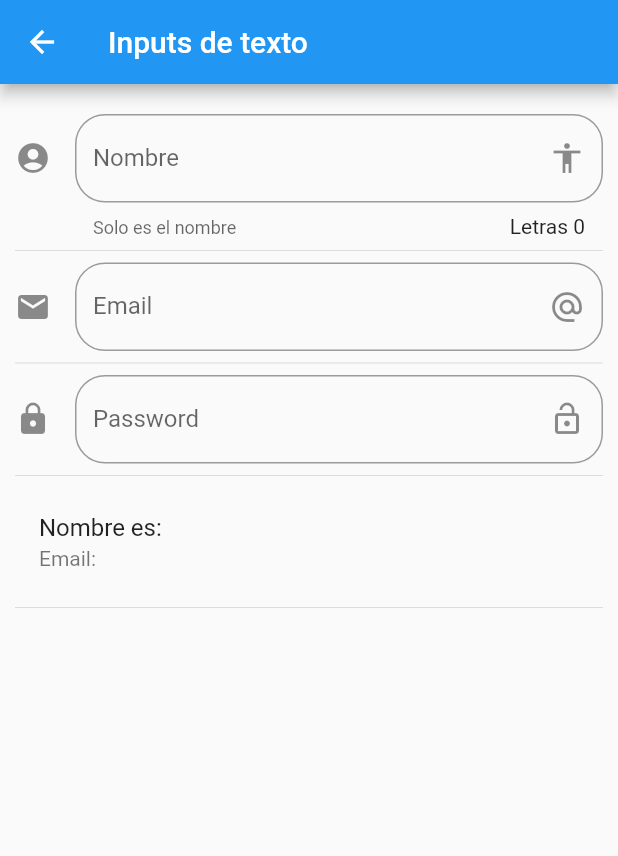
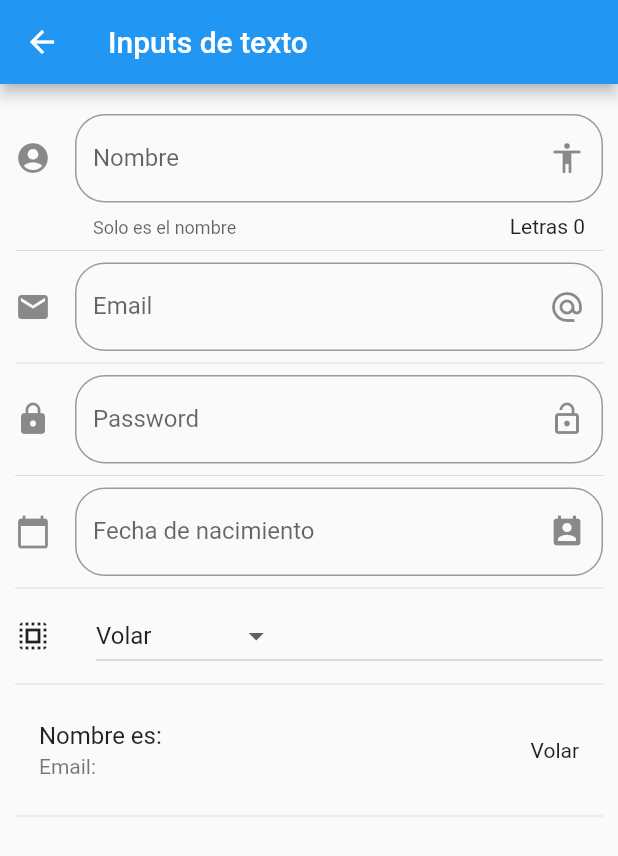
Before and after one commit to nanobot10/flutter, a Flutter app: the screen it shows after launch, after a tap on "Inputs", on a phone screen of 412 x 824 dp. Shown: the top 856 px of the screen. Run offline on Flutter 3.47's test engine with Material 2 defaults, Android fonts, the phone set to English and light mode, and no system bars; network calls fail.

Commit message:
section completed

```diff
--- a/componentes/lib/main.dart
+++ b/componentes/lib/main.dart
@@ -1,6 +1,8 @@
 import 'package:componentes/src/routes/routes.dart';
 import 'package:flutter/material.dart';
+import 'package:flutter_localizations/flutter_localizations.dart';
 import 'package:componentes/src/pages/alert_page.dart';
+
 
 void main() => runApp(MyApp());
 
@@ -8,6 +10,15 @@ class MyApp extends StatelessWidget {
   @override
   Widget build(BuildContext context) {
     return MaterialApp(
+      localizationsDelegates: [
+        GlobalMaterialLocalizations.delegate,
+        GlobalWidgetsLocalizations.delegate,
+        GlobalCupertinoLocalizations.delegate,
+      ],
+      supportedLocales: [
+        const Locale('en','US'),
+        const Locale('es','ES'),
+      ],
       debugShowCheckedModeBanner: false,
       title: 'Material App',
       //home: HomePage(),
--- a/componentes/lib/src/pages/avatar_page.dart
+++ b/componentes/lib/src/pages/avatar_page.dart
@@ -11,7 +11,7 @@ class AvatarPage extends StatelessWidget {
           Container(
             padding: EdgeInsets.all(5.0),
             child: CircleAvatar(
-              backgroundImage: NetworkImage('https://lh3.googleusercontent.com/proxy/76kF06ILLGvKJQIKkdjuBN9rYDIVyc876YOdpVxw2SuYlUkzb4QxtEk18-OUvYmlfzVgJvKr1PIaDe9vdC2bkATbFwVCkmvVzBJqKxyfFovHbit4XQ'),
+              backgroundImage: NetworkImage('https://vectorified.com/images/avatar-icon-png-9.jpg'),
               radius: 25.0,
             ),
           ),
--- a/componentes/lib/src/pages/input_page.dart
+++ b/componentes/lib/src/pages/input_page.dart
@@ -1,3 +1,5 @@
+import 'dart:math';
+
 import 'package:flutter/material.dart';
 
 
@@ -12,6 +14,13 @@ class _InputPageState extends State<InputPage> {
 
   String _nombre = '';
   String _email = '';
+  String _fecha = '';
+  String _opcionSeleccionada = 'Volar';
+
+
+  List<String> _poderes = ['Volar','Rayos X', 'Super Aliento', 'Super Fuerza'];
+
+  TextEditingController _inputFieldDateController = new TextEditingController();
 
   @override
   Widget build(BuildContext context) {
@@ -27,6 +36,10 @@ class _InputPageState extends State<InputPage> {
           _crearEmail(),
           Divider(),
           _crearPassword(),
+          Divider(),
+          _crearFecha(context),
+          Divider(),
+          _crearDropdown(),
           Divider(),
           _crearPersona(),
           Divider(),
@@ -63,6 +76,7 @@ class _InputPageState extends State<InputPage> {
     return ListTile(
       title: Text('Nombre es: $_nombre'),
       subtitle: Text('Email: $_email'),
+      trailing: Text(_opcionSeleccionada),
     );
   }
 
@@ -105,4 +119,76 @@ class _InputPageState extends State<InputPage> {
     );
   }
 
+  Widget _crearFecha(BuildContext context){
+    return TextField(
+      enableInteractiveSelection: false,
+      controller: _inputFieldDateController,
+      decoration: InputDecoration(
+        border: OutlineInputBorder(
+          borderRadius: BorderRadius.circular(20.0)
+        ),
+        hintText: 'Fecha de nacimiento',
+        labelText: 'Fecha de nacimiento',
+        suffixIcon: Icon(Icons.perm_contact_calendar),
+        icon: Icon(Icons.calendar_today)
+      ),
+      onTap:  () {
+        FocusScope.of(context).requestFocus(new FocusNode());
+        _selectDate(context);
+      }
+      ,
+    );
+  }
+
+  _selectDate(BuildContext context) async{
+    DateTime picked =await showDatePicker(
+      context: context,
+      initialDate: new DateTime.now(),
+      firstDate: new DateTime(2018),
+      lastDate: new DateTime(2025),
+      locale: Locale('es','ES')
+    );
+
+    if(picked != null){
+      setState(() {
+        _fecha = picked.toString();
+        _inputFieldDateController.text = _fecha;
+      });
+    }
+
+  }
+
+  Widget _crearDropdown(){
+    return Row(
+      children: <Widget>[
+        Icon(Icons.select_all),
+        SizedBox(width: 30.0),
+        Expanded(
+            child: DropdownButton(
+            items: getOpcionesDropdown(),
+            value: _opcionSeleccionada,
+            onChanged: (opt){
+              setState(() {
+                _opcionSeleccionada = opt;
+              });
+            },
+          ),
+        ),
+      ],
+    );
+  }
+
+  List<DropdownMenuItem<String>> getOpcionesDropdown(){
+    List<DropdownMenuItem<String>> lista = new List();
+    _poderes.forEach((poder){
+      lista.add(DropdownMenuItem(
+        value: poder,
+        child: Text(poder),
+      ));
+    });
+
+    return lista;
+  }
+
+
 }
--- a/componentes/lib/src/routes/routes.dart
+++ b/componentes/lib/src/routes/routes.dart
@@ -1,3 +1,5 @@
+import 'package:componentes/src/pages/listview_page.dart';
+import 'package:componentes/src/pages/slider_page.dart';
 import 'package:flutter/material.dart';
 import 'package:componentes/src/pages/animated_container.dart';
 import 'package:componentes/src/pages/card_page.dart';
@@ -14,5 +16,7 @@ Map<String, WidgetBuilder> getApplicationRoutes(){
         'card' : (BuildContext context) => CardPage(),
         'animatedContainer' : (BuildContext context) => AnimatedContainerPage(),
         'input' : (BuildContext context) => InputPage(),
+        'slider' : (BuildContext context) => SliderPage(),
+        'list' : (BuildContext context) => ListaPage(),
       };
 }
--- a/componentes/lib/src/utils/icon_string_util.dart
+++ b/componentes/lib/src/utils/icon_string_util.dart
@@ -6,6 +6,8 @@ final _icons = <String, IconData>{
   'folder_open': Icons.folder_open,
   'donut_large': Icons.donut_large,
   'input': Icons.input,
+  'list': Icons.list,
+  'tune': Icons.tune,
 };
 
 Icon getIcon(String name){
--- a/componentes/pubspec.yaml
+++ b/componentes/pubspec.yaml
@@ -18,6 +18,9 @@ environment:
 
 dependencies:
   flutter:
+    sdk: flutter
+
+  flutter_localizations:
     sdk: flutter
 
   # The following adds the Cupertino Icons font to your application.
```
Also changed, not shown: componentes/data/menu_opts.json (+10 -0 lines), componentes/lib/src/pages/listview_page.dart (added, +133 -0 lines), componentes/lib/src/pages/slider_page.dart (added, +96 -0 lines), componentes/pubspec.lock.
